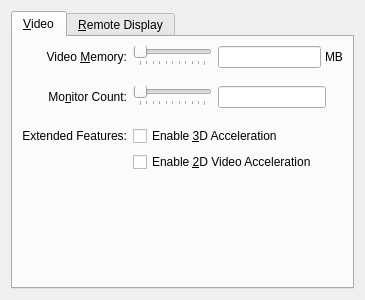
Old version of the form vbox/src/VBox/Frontends/VirtualBox/src/settings/machine/UIMachineSettingsDisplay.ui in the repository jljuxgm/vboxgit.
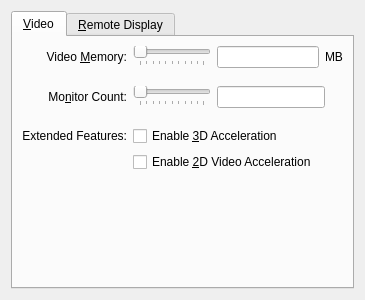
New version of the form. Custom widgets are drawn as their Qt base class.

Commit message:
commit_36139 ------------------------------------------------------------------------ r36139 | vboxsync | 2011-03-03 21:16:42 +0800 (Thu, 03 Mar 2011) | 1 line
FE/Qt: VM settings / Display page: Change spacing between video memory text-field and video memory units to default (cosmetic issue).
------------------------------------------------------------------------

```diff
--- a/vbox/src/VBox/Frontends/VirtualBox/src/settings/machine/UIMachineSettingsDisplay.ui
+++ b/vbox/src/VBox/Frontends/VirtualBox/src/settings/machine/UIMachineSettingsDisplay.ui
@@ -121,9 +121,6 @@
           </item>
           <item row="0" column="2">
            <layout class="QHBoxLayout" name="mLtMemorySize">
-            <property name="spacing">
-             <number>4</number>
-            </property>
             <item>
              <widget class="QILineEdit" name="mLeMemory">
               <property name="whatsThis">
```
